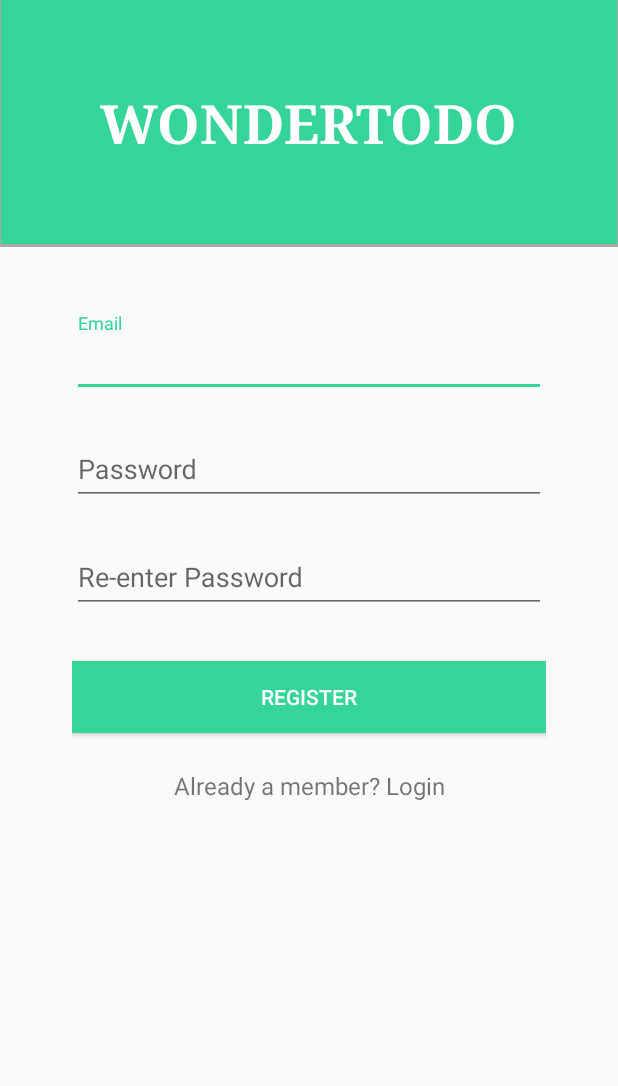
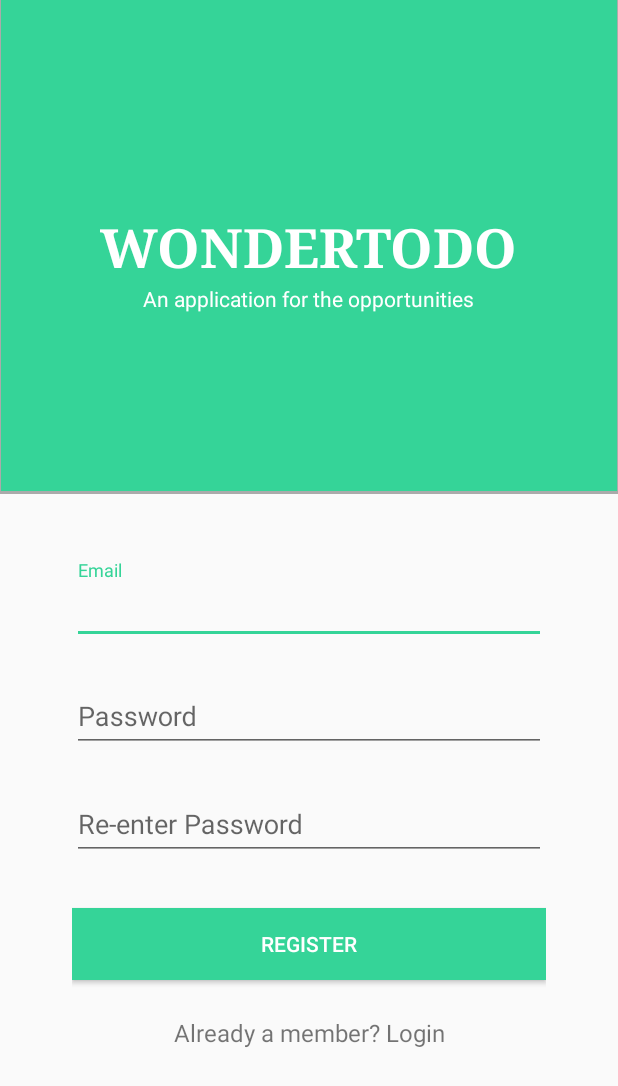
Before and after one commit to changchingchi/Todos, an Android app: the SignupActivity screen opened directly, with no data from a screen before it, on a phone screen of 412 x 824 dp. Shown: the top 1086 px of the screen. Run offline under Robolectric (Android 15) with nearby library versions, the phone set to English and light mode, and no system bars; our stand-ins replace ButterKnife, Firebase (no records; nobody signed in at launch, a user with empty details on screens opened directly).

Commit message:
sync up sign in page and sign up page

```diff
--- a/app/src/main/res/layout/activity_signup.xml
+++ b/app/src/main/res/layout/activity_signup.xml
@@ -7,10 +7,21 @@
     <RelativeLayout
         android:orientation="vertical"
         android:layout_width="match_parent"
-        android:layout_weight="0.2"
+        android:layout_weight="0.4"
         android:layout_height="0dp"
         android:background="@drawable/background_with_shadow">
-
+        <TextView
+            android:text="An application for the opportunities"
+            android:layout_width="wrap_content"
+            android:layout_height="wrap_content"
+            android:id="@+id/textView2"
+            app:layout_constraintLeft_toLeftOf="parent"
+            app:layout_constraintRight_toRightOf="parent"
+            app:layout_constraintBottom_toBottomOf="parent"
+            android:textColor="#ffffff"
+            android:gravity="center_horizontal"
+            android:layout_below="@+id/textView"
+            android:layout_centerHorizontal="true" />
         <TextView
             android:text="WONDERTODO"
             android:layout_width="wrap_content"
@@ -29,7 +40,7 @@
             android:layout_centerHorizontal="true" />
     </RelativeLayout>
     <ScrollView
-android:layout_weight="0.8"
+android:layout_weight="0.6"
 android:layout_width="match_parent"
 android:layout_height="0dp">
 
```
